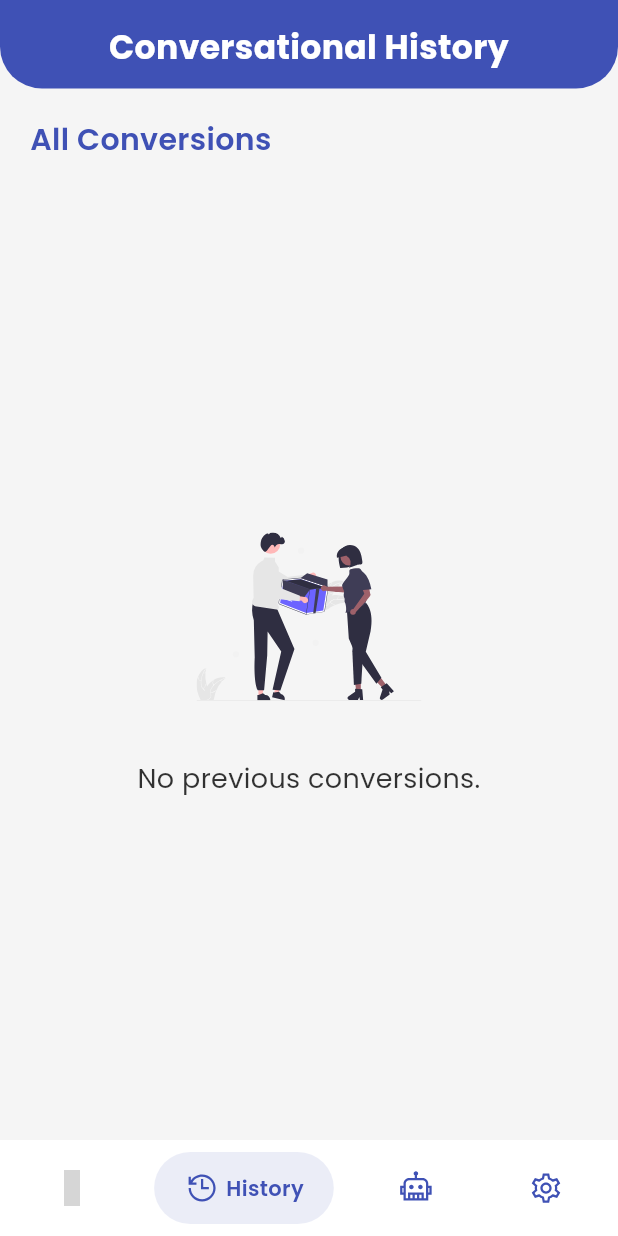
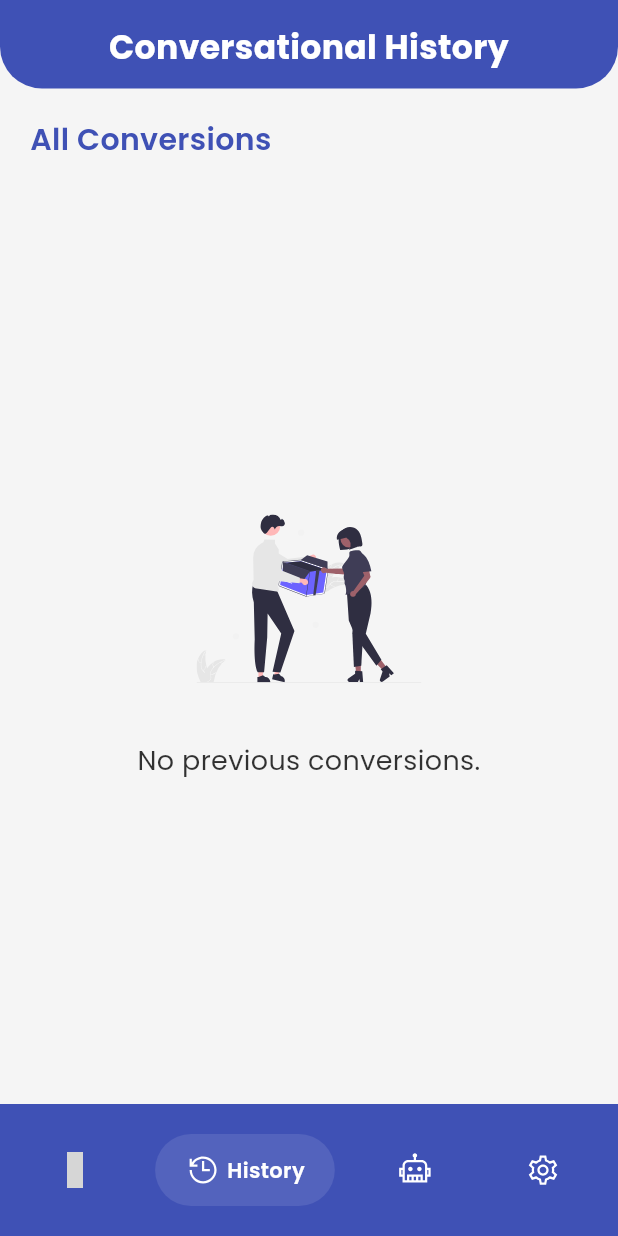
Before and after one commit to rafay99-epic/MeetTime, a Flutter app: the screen it shows after launch, swiped to page 2, on a phone screen of 412 x 824 dp. Run offline on Flutter 3.47's test engine with Material 3 defaults, Android fonts, the phone set to English and light mode, and no system bars; drawn by our look-alikes of google_nav_bar; our stand-ins replace flutter_markdown, flutter_secure_storage, flutter_svg, google_fonts, google_generative_ai, line_icons and 4 more; missing offline and left inert: flutter_app_info; grey boxes are pictures that could not be loaded.

Commit message:
bottom Nav bar Improvement

```diff
--- a/analysis_options.yaml
+++ b/analysis_options.yaml
@@ -7,6 +7,9 @@
 
 # The following line activates a set of recommended lints for Flutter apps,
 # packages, and plugins designed to encourage good coding practices.
+analyzer:
+  errors:
+    deprecated_member_use: ignore
 include: package:flutter_lints/flutter.yaml
 
 linter:
@@ -23,6 +26,5 @@ linter:
   rules:
     # avoid_print: false  # Uncomment to disable the `avoid_print` rule
     # prefer_single_quotes: true  # Uncomment to enable the `prefer_single_quotes` rule
-
 # Additional information about this file can be found at
 # https://dart.dev/guides/language/analysis-options
--- a/lib/features/home/home.dart
+++ b/lib/features/home/home.dart
@@ -67,39 +67,39 @@ class HomePageState extends State<Home> {
       ),
       bottomNavigationBar: Container(
         decoration: BoxDecoration(
-          color: colorScheme.surface,
+          color: colorScheme.primary,
         ),
         child: Padding(
-          padding: const EdgeInsets.symmetric(horizontal: 16, vertical: 8),
+          padding: const EdgeInsets.symmetric(horizontal: 18, vertical: 20),
           child: GNav(
             selectedIndex: _selectedIndex,
             onTabChange: _onItemTapped,
-            backgroundColor: colorScheme.surface,
-            color: colorScheme.onSurface,
-            activeColor: colorScheme.primary,
-            tabBackgroundColor: colorScheme.primary.withOpacity(0.1),
+            backgroundColor: colorScheme.primary,
+            color: colorScheme.onPrimary,
+            activeColor: colorScheme.onPrimary,
+            tabBackgroundColor: colorScheme.onPrimary.withOpacity(0.1),
             padding: const EdgeInsets.symmetric(horizontal: 20, vertical: 12),
             gap: 4,
             tabs: [
               GButton(
                 icon: LineIcons.clockAlt,
                 text: 'Time Converter',
-                iconColor: colorScheme.primary,
+                iconColor: colorScheme.onPrimary,
               ),
               GButton(
                 icon: LineIcons.history,
                 text: 'History',
-                iconColor: colorScheme.primary,
+                iconColor: colorScheme.onPrimary,
               ),
               GButton(
                 icon: LineIcons.robot,
                 text: 'Chatbot',
-                iconColor: colorScheme.primary,
+                iconColor: colorScheme.onPrimary,
               ),
               GButton(
                 icon: LineIcons.cog,
                 text: 'Settings',
-                iconColor: colorScheme.primary,
+                iconColor: colorScheme.onPrimary,
               ),
             ],
           ),
```
